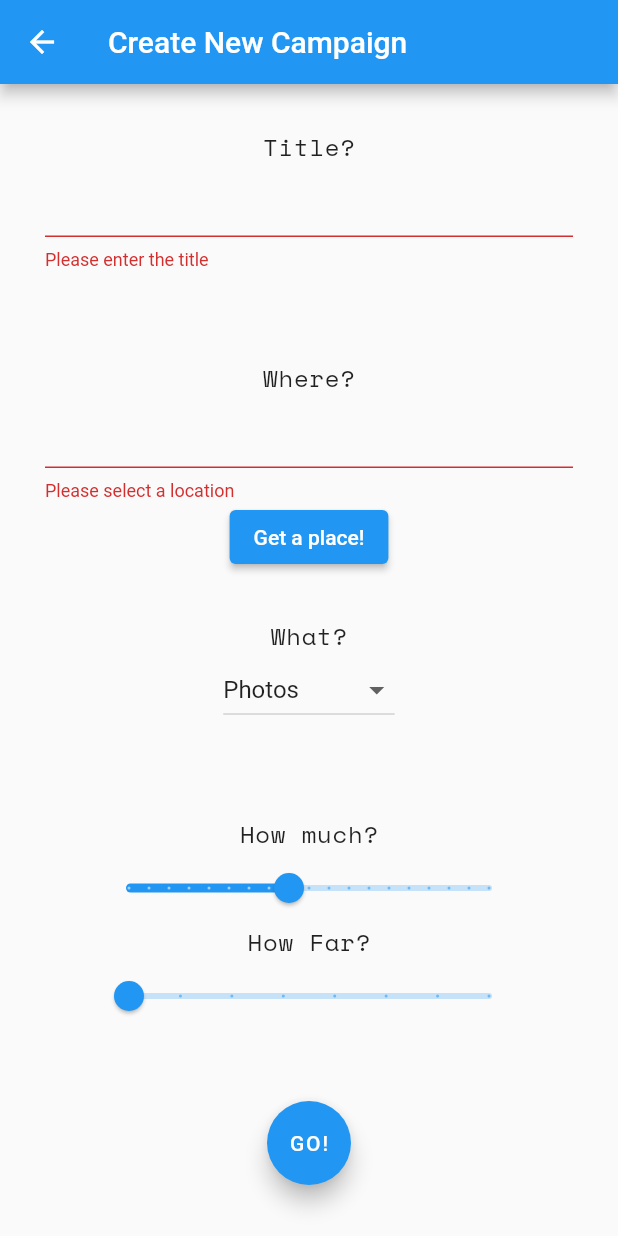
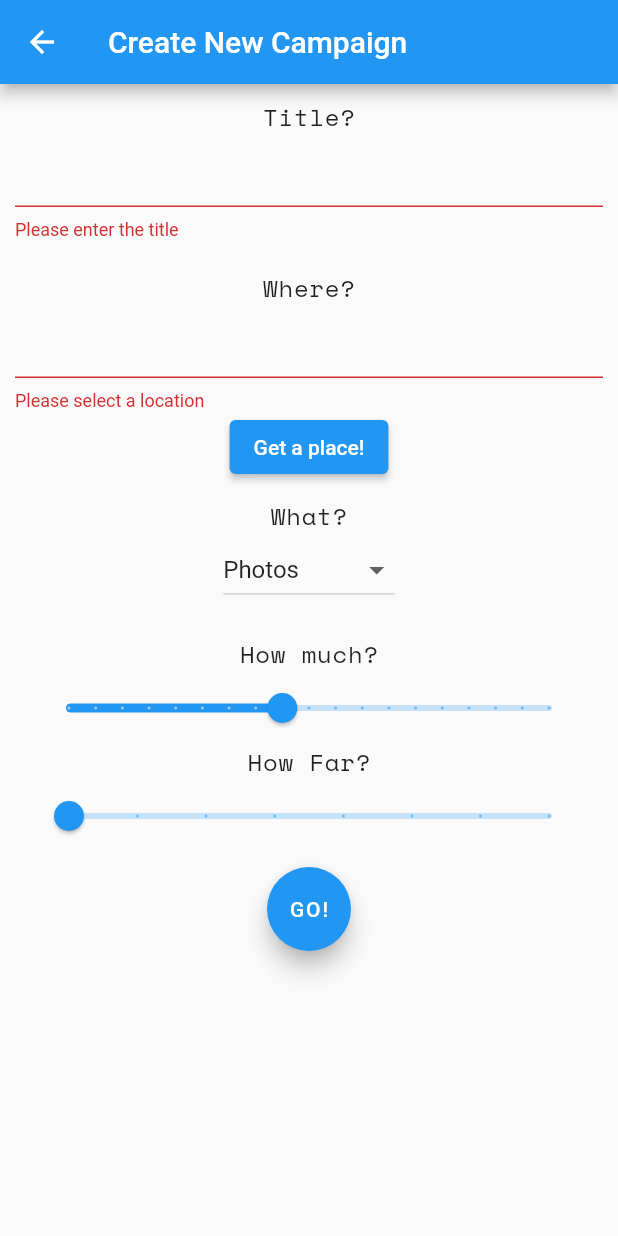
Before and after one commit to UniBO-PRISMLab/MDappMobileCrowdSensing, a Flutter app: the CreateCampaignForm screen opened by its route, after a tap on "GO!", on a phone screen of 412 x 824 dp. Run offline on Flutter 3.47's test engine with Material 2 defaults, Android fonts, the phone set to English and light mode, and no system bars; our stand-ins replace flutter_spinkit, geolocator, google_fonts, google_maps_flutter, slider_button; missing offline and left inert: flutter_config, flutter_google_places, google_api_headers, google_maps_webservice, walletconnect_dart, web3dart; project files that could hold a hidden picture were left out.

Commit message:
fix input data create campaign

```diff
--- a/lib/views/widgets/create_campaign_form.dart
+++ b/lib/views/widgets/create_campaign_form.dart
@@ -36,7 +36,7 @@ class CreateCampaignFormState extends State<CreateCampaignForm> {
       print(positionSelectedData);
     }
       return Scaffold(
-          resizeToAvoidBottomInset: false,
+        resizeToAvoidBottomInset: false,
           appBar: AppBar(
             title: Text(createCampaignFormData.appBarTitle),
           ),
@@ -45,7 +45,7 @@ class CreateCampaignFormState extends State<CreateCampaignForm> {
               child:
               Column(crossAxisAlignment: CrossAxisAlignment.start, children: [
                 Padding(
-                    padding: const EdgeInsets.all(30),
+                    padding: const EdgeInsets.all(10),
                     child: Column(
                       children: [
                         Text(
@@ -67,7 +67,7 @@ class CreateCampaignFormState extends State<CreateCampaignForm> {
                       ],
                     )),
                 Padding(
-                    padding: const EdgeInsets.all(30),
+                    padding: const EdgeInsets.all(10),
                     child: Column(
                       children: [
                         Text(
@@ -98,7 +98,7 @@ class CreateCampaignFormState extends State<CreateCampaignForm> {
                             },
                             child: const Text('Get a place!')),
                         Padding(
-                          padding: const EdgeInsets.all(30),
+                          padding: const EdgeInsets.all(10),
                           child: Column(
                             children: [
                               Text(
@@ -130,7 +130,7 @@ class CreateCampaignFormState extends State<CreateCampaignForm> {
                           ),
                         ),
                         Padding(
-                          padding: const EdgeInsets.all(30),
+                          padding: const EdgeInsets.all(10),
                           child: Column(
                             children: [
                               Text(
@@ -176,10 +176,7 @@ class CreateCampaignFormState extends State<CreateCampaignForm> {
                             ],
                           ),
                         ),
-
-                        Padding(
-                          padding: const EdgeInsets.symmetric(vertical: 16.0),
-                          child: FloatingActionButton(
+                        FloatingActionButton(
                             onPressed: () {
                               // Validate returns true if the form is valid, or false otherwise.
                               if (_formKey.currentState!.validate()) {
@@ -190,9 +187,9 @@ class CreateCampaignFormState extends State<CreateCampaignForm> {
                                       style: GoogleFonts.merriweather(
                                           fontWeight: FontWeight.bold, fontSize: 16),
                                     )));
-                              } else {
+
                                 Navigator.pushNamed(context, '/create_campaign_provider', arguments: {
-                                  'name' : titleController.text,
+                                  'title' : titleController.text,
                                   'lat' : (100 * positionSelectedData['lat']).toInt(),
                                   'lng' : (100 * positionSelectedData['lng']).toInt(),
                                   'payment' : _howMuch,
@@ -202,7 +199,6 @@ class CreateCampaignFormState extends State<CreateCampaignForm> {
                             },
                             child: const Text('GO!'),
                           ),
-                        ),
                       ],
                     ))
               ])));
--- a/pubspec.yaml
+++ b/pubspec.yaml
@@ -76,6 +76,7 @@ flutter:
   # To add assets to your application, add an assets section, like this:
   assets:
     - assets/images/
+    - assets/abi.json
     - .env
 
   #   - images/a_dot_ham.jpeg
```
Also changed, not shown: lib/providers/create_campaign_provider.dart (+16 -14 lines), lib/view_models/smart_contract_view_model.dart (+6 -1 lines), lib/views/widgets/search_places_view.dart (+7 -9 lines).
